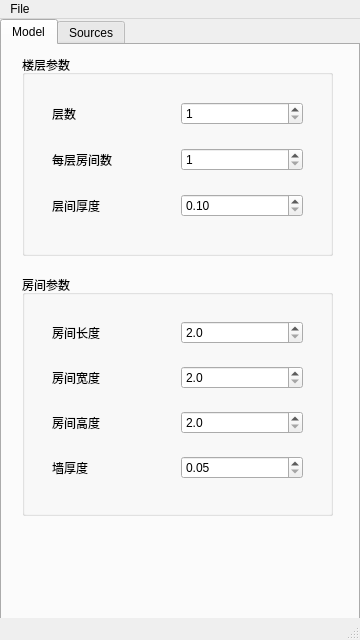
The window that UI/ui_controller.ui (Antonovvv/Y-Fi) describes before a commit, drawn with Qt 5.
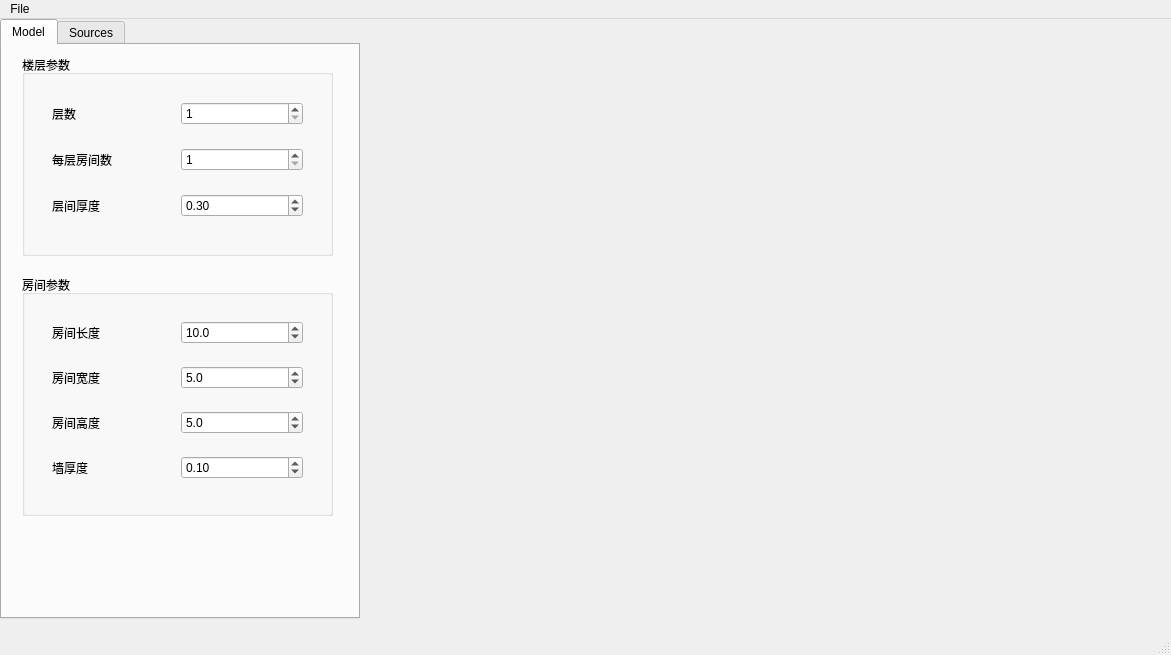
The same window after the commit. The open tabs and pages were chosen to show the change.

```diff
--- a/UI/ui_controller.ui
+++ b/UI/ui_controller.ui
@@ -9,8 +9,8 @@
    <rect>
     <x>0</x>
     <y>0</y>
-    <width>360</width>
-    <height>640</height>
+    <width>1171</width>
+    <height>655</height>
    </rect>
   </property>
   <property name="minimumSize">
@@ -21,8 +21,8 @@
   </property>
   <property name="maximumSize">
    <size>
-    <width>360</width>
-    <height>640</height>
+    <width>3000</width>
+    <height>3000</height>
    </size>
   </property>
   <property name="font">
@@ -44,19 +44,19 @@
       <x>0</x>
       <y>0</y>
       <width>360</width>
-      <height>680</height>
+      <height>600</height>
      </rect>
     </property>
     <property name="minimumSize">
      <size>
       <width>360</width>
-      <height>680</height>
+      <height>600</height>
      </size>
     </property>
     <property name="maximumSize">
      <size>
       <width>360</width>
-      <height>680</height>
+      <height>600</height>
      </size>
     </property>
     <property name="currentIndex">
@@ -140,6 +140,9 @@
           <property name="singleStep">
            <double>0.050000000000000</double>
           </property>
+          <property name="value">
+           <double>0.300000000000000</double>
+          </property>
          </widget>
         </item>
        </layout>
@@ -198,6 +201,9 @@
           <property name="singleStep">
            <double>0.200000000000000</double>
           </property>
+          <property name="value">
+           <double>10.000000000000000</double>
+          </property>
          </widget>
         </item>
         <item row="3" column="1">
@@ -214,6 +220,9 @@
           <property name="singleStep">
            <double>0.200000000000000</double>
           </property>
+          <property name="value">
+           <double>5.000000000000000</double>
+          </property>
          </widget>
         </item>
         <item row="4" column="1">
@@ -230,6 +239,9 @@
           <property name="singleStep">
            <double>0.200000000000000</double>
           </property>
+          <property name="value">
+           <double>5.000000000000000</double>
+          </property>
          </widget>
         </item>
         <item row="1" column="0">
@@ -271,6 +283,9 @@
           <property name="singleStep">
            <double>0.050000000000000</double>
           </property>
+          <property name="value">
+           <double>0.100000000000000</double>
+          </property>
          </widget>
         </item>
        </layout>
@@ -434,13 +449,25 @@
      </widget>
     </widget>
    </widget>
+   <widget class="QStackedWidget" name="model_view">
+    <property name="geometry">
+     <rect>
+      <x>359</x>
+      <y>9</y>
+      <width>801</width>
+      <height>591</height>
+     </rect>
+    </property>
+    <widget class="QWidget" name="page"/>
+    <widget class="QWidget" name="page_2"/>
+   </widget>
   </widget>
   <widget class="QMenuBar" name="menubar">
    <property name="geometry">
     <rect>
      <x>0</x>
      <y>0</y>
-     <width>360</width>
+     <width>1171</width>
      <height>18</height>
     </rect>
    </property>
```
Left out of the diff: 2 changed lines with no effect on the pictures.
